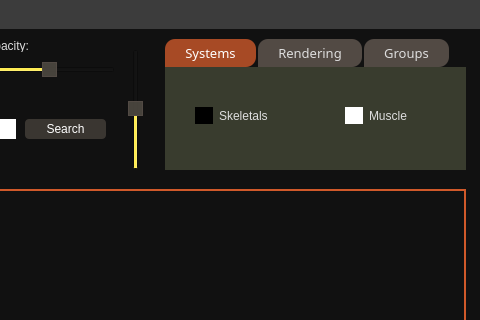
Old version of the form additive.ui in the repository MHDante/Aperio; both pictures show x 155 to 635 and y 0 to 320 of the 635 by 590 pixel window.
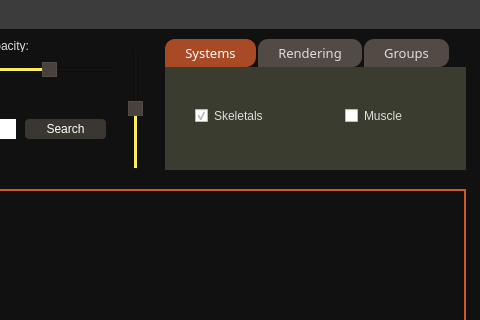
New version of the form. The open tabs and pages were chosen to show the change. Icons and pictures are not drawn.

Commit message: Updated README.md and checkbox icons

Diff of the .ui file:
```diff
--- a/additive.ui
+++ b/additive.ui
@@ -119,14 +119,16 @@
 
 QListView::indicator:checked
 {
-background-color: #988C84;
-border: 1px solid #222222;
+/*background-color: #988C84;
+border: 1px solid #222222;*/
+	background-image: url(:/additive/checked_list.png);
 }
 
 QListView::indicator:unchecked
 {
-background: none;
-border: 1px solid #222222;
+/*background: none;
+border: 1px solid #222222;*/
+	background-image: url(:/additive/unchecked_list.png);
 }
 
  QTabWidget::pane { /* The tab widget frame */
@@ -184,18 +186,18 @@
 
  QCheckBox::indicator
   {
-	width: 18px;
-	height: 18px;
+	width: 13px;
+	height: 13px;
   }
  QCheckBox::indicator:checked
   {
-	background: black;
+	background-image: url(:/additive/checked_list.png);
 /*	 border-left: 2px solid blue;*/
 	/*image: url(:/additive/checked.gif);*/
   }
   QCheckBox::indicator:unchecked
   {
-	background: white;
+	background-image: url(:/additive/unchecked_list.png);
 /*	 border: 2px solid white;*/
 	/*image: url(:/additive/unchecked.gif);*/
   }
```
Left out of the diff: 2 changed lines with no effect on the pictures. The commit also changes 6 other files.
